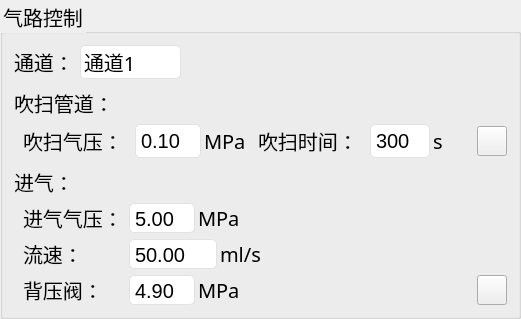
This is programConfig/AirWayGroupBox.ui in shukcs/HS_1103 as Qt 5 draws it before an edit. The edited form follows.
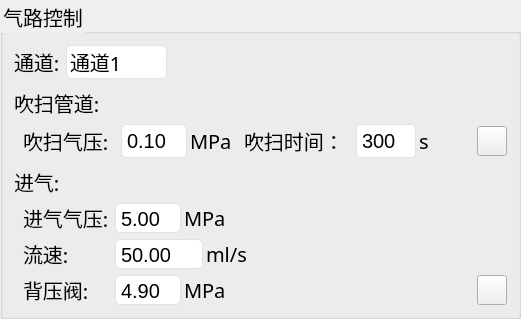
This is the edited form. Icons and pictures are not drawn.

Patch:
```diff
--- a/programConfig/AirWayGroupBox.ui
+++ b/programConfig/AirWayGroupBox.ui
@@ -7,7 +7,7 @@
     <x>0</x>
     <y>0</y>
     <width>521</width>
-    <height>266</height>
+    <height>309</height>
    </rect>
   </property>
   <property name="windowTitle">
@@ -69,7 +69,7 @@
      <item>
       <widget class="QLabel" name="lb_feed">
        <property name="text">
-        <string>通道：</string>
+        <string>通道:</string>
        </property>
       </widget>
      </item>
@@ -124,7 +124,7 @@
    <item>
     <widget class="QLabel" name="lb_clr">
      <property name="text">
-      <string>吹扫管道：</string>
+      <string>吹扫管道:</string>
      </property>
     </widget>
    </item>
@@ -141,7 +141,7 @@
        <item>
         <widget class="QLabel" name="lb_bracer">
          <property name="text">
-          <string>吹扫气压：</string>
+          <string>吹扫气压:</string>
          </property>
         </widget>
        </item>
@@ -287,7 +287,7 @@
    <item>
     <widget class="QLabel" name="lb_in">
      <property name="text">
-      <string>进气：</string>
+      <string>进气:</string>
      </property>
     </widget>
    </item>
@@ -299,7 +299,7 @@
      <item row="0" column="0">
       <widget class="QLabel" name="lb">
        <property name="text">
-        <string>进气气压：</string>
+        <string>进气气压:</string>
        </property>
       </widget>
      </item>
@@ -345,7 +345,7 @@
      <item row="1" column="0">
       <widget class="QLabel" name="lb_3">
        <property name="text">
-        <string>流速：</string>
+        <string>流速:</string>
        </property>
       </widget>
      </item>
@@ -420,7 +420,7 @@
      <item row="2" column="0">
       <widget class="QLabel" name="lb_bracer_7">
        <property name="text">
-        <string>背压阀：</string>
+        <string>背压阀:</string>
        </property>
       </widget>
      </item>
```
